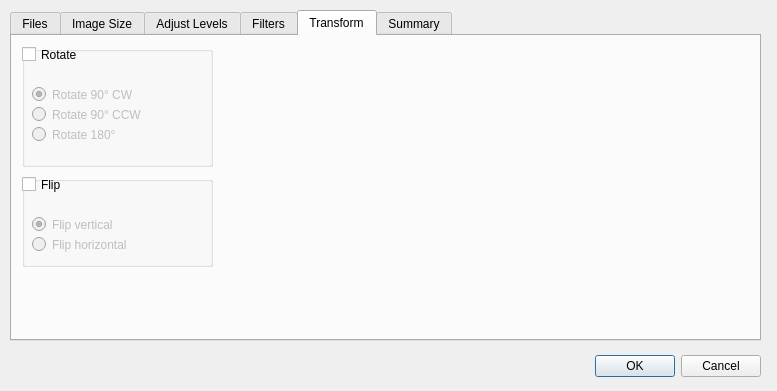
Qt form src/dialogs/batchdialog.ui (PhotoFlare/photoflare) before a commit.
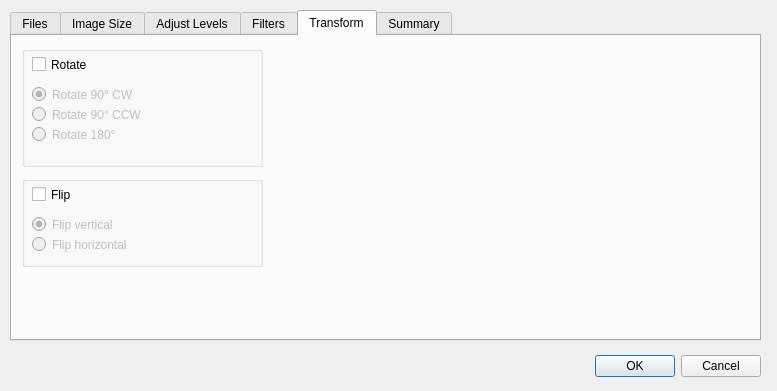
The same form after that commit. The open tabs and pages were chosen to show the change. Custom widgets are drawn as their Qt base class.

```diff
--- a/src/dialogs/batchdialog.ui
+++ b/src/dialogs/batchdialog.ui
@@ -1004,7 +1004,7 @@
       <rect>
        <x>10</x>
        <y>10</y>
-       <width>191</width>
+       <width>241</width>
        <height>121</height>
       </rect>
      </property>
@@ -1019,7 +1019,7 @@
        <rect>
         <x>10</x>
         <y>60</y>
-        <width>151</width>
+        <width>221</width>
         <height>17</height>
        </rect>
       </property>
@@ -1035,7 +1035,7 @@
        <rect>
         <x>10</x>
         <y>80</y>
-        <width>131</width>
+        <width>221</width>
         <height>17</height>
        </rect>
       </property>
@@ -1046,9 +1046,9 @@
      <widget class="QCheckBox" name="rotateCheckBox">
       <property name="geometry">
        <rect>
-        <x>0</x>
-        <y>0</y>
-        <width>151</width>
+        <x>10</x>
+        <y>10</y>
+        <width>221</width>
         <height>17</height>
        </rect>
       </property>
@@ -1064,7 +1064,7 @@
        <rect>
         <x>10</x>
         <y>40</y>
-        <width>141</width>
+        <width>221</width>
         <height>17</height>
        </rect>
       </property>
@@ -1081,7 +1081,7 @@
       <rect>
        <x>10</x>
        <y>140</y>
-       <width>191</width>
+       <width>241</width>
        <height>91</height>
       </rect>
      </property>
@@ -1096,7 +1096,7 @@
        <rect>
         <x>10</x>
         <y>40</y>
-        <width>141</width>
+        <width>221</width>
         <height>17</height>
        </rect>
       </property>
@@ -1115,7 +1115,7 @@
        <rect>
         <x>10</x>
         <y>60</y>
-        <width>151</width>
+        <width>221</width>
         <height>17</height>
        </rect>
       </property>
@@ -1126,9 +1126,9 @@
      <widget class="QCheckBox" name="flipCheckBox">
       <property name="geometry">
        <rect>
-        <x>0</x>
-        <y>0</y>
-        <width>131</width>
+        <x>10</x>
+        <y>10</y>
+        <width>221</width>
         <height>17</height>
        </rect>
       </property>
```
Left out of the diff: 32 changed lines with no effect on the pictures.
